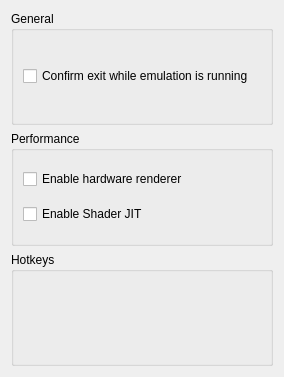
Above: src/citra_qt/configure_general.ui from PabloMK7/citra before the change. Below: the same form after it.
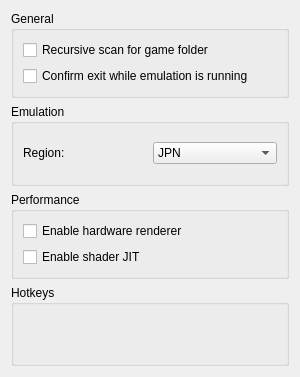
That is the form after the change. Custom widgets are drawn as their Qt base class.

Diff of the .ui file:
```diff
--- a/src/citra_qt/configure_general.ui
+++ b/src/citra_qt/configure_general.ui
@@ -6,7 +6,7 @@
    <rect>
     <x>0</x>
     <y>0</y>
-    <width>284</width>
+    <width>300</width>
     <height>377</height>
    </rect>
   </property>
@@ -25,7 +25,14 @@
         <item>
          <layout class="QVBoxLayout" name="verticalLayout_2">
           <item>
-           <widget class="QCheckBox" name="toogleCheckExit">
+           <widget class="QCheckBox" name="toogle_deepscan">
+            <property name="text">
+             <string>Recursive scan for game folder</string>
+            </property>
+           </widget>
+          </item>
+          <item>
+           <widget class="QCheckBox" name="toogle_check_exit">
             <property name="text">
              <string>Confirm exit while emulation is running</string>
             </property>
@@ -36,6 +43,69 @@
        </layout>
       </widget>
      </item>
+     <item>
+      <widget class="QGroupBox" name="groupBox_4">
+       <property name="title">
+        <string>Emulation</string>
+       </property>
+       <layout class="QHBoxLayout" name="horizontalLayout_5">
+        <item>
+         <layout class="QVBoxLayout" name="verticalLayout_6">
+          <item>
+           <layout class="QHBoxLayout" name="horizontalLayout_6">
+            <item>
+             <widget class="QLabel" name="label">
+              <property name="text">
+               <string>Region:</string>
+              </property>
+             </widget>
+            </item>
+            <item>
+             <widget class="QComboBox" name="region_combobox">
+              <item>
+               <property name="text">
+                <string notr="true">JPN</string>
+               </property>
+              </item>
+              <item>
+               <property name="text">
+                <string notr="true">USA</string>
+               </property>
+              </item>
+              <item>
+               <property name="text">
+                <string notr="true">EUR</string>
+               </property>
+              </item>
+              <item>
+               <property name="text">
+                <string notr="true">AUS</string>
+               </property>
+              </item>
+              <item>
+               <property name="text">
+                <string notr="true">CHN</string>
+               </property>
+              </item>
+              <item>
+               <property name="text">
+                <string notr="true">KOR</string>
+               </property>
+              </item>
+              <item>
+               <property name="text">
+                <string notr="true">TWN</string>
+               </property>
+              </item>
+             </widget>
+            </item>
+           </layout>
+          </item>
+         </layout>
+        </item>
+       </layout>
+      </widget>
+     </item>
      <item>
       <widget class="QGroupBox" name="groupBox_2">
        <property name="title">
@@ -54,7 +124,7 @@
           <item>
            <widget class="QCheckBox" name="toogleShaderJIT">
             <property name="text">
-             <string>Enable Shader JIT</string>
+             <string>Enable shader JIT</string>
             </property>
            </widget>
           </item>
```
Left out of the diff: 4 changed lines with no effect on the pictures.
